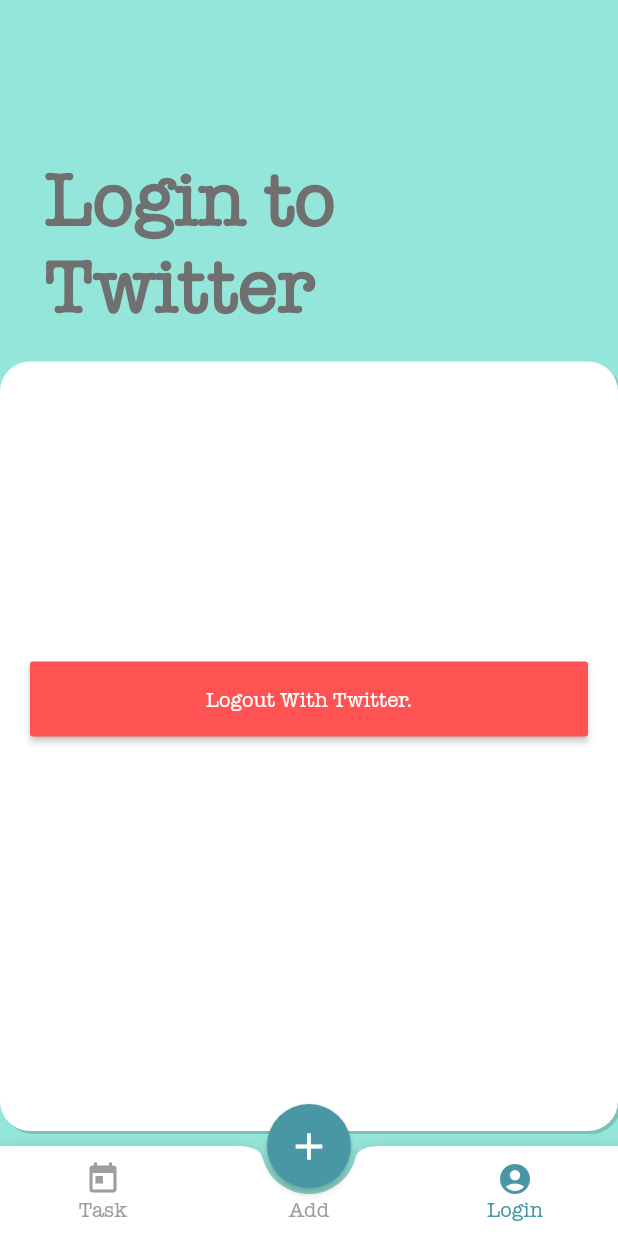
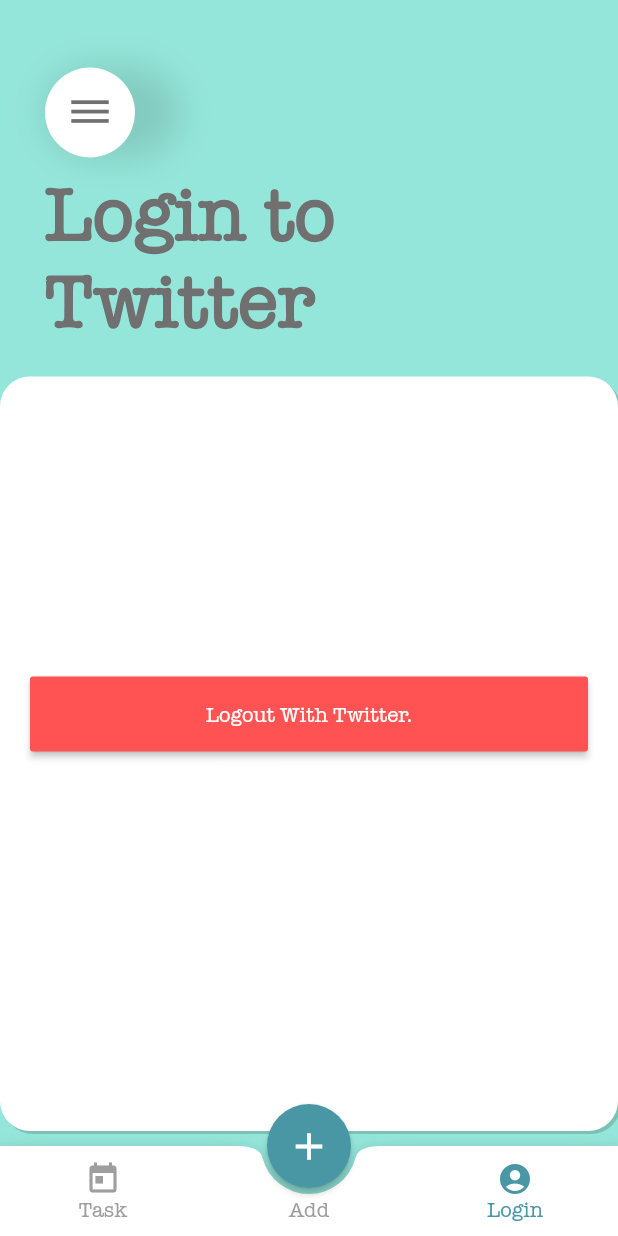
Before and after one commit to esh2n/twisk-flutter, a Flutter app: the screen it shows after launch, after a tap on "Login", on a phone screen of 412 x 824 dp. Run offline on Flutter 3.47's test engine with Material 2 defaults, Android fonts, the phone set to English and light mode, and no system bars; our stand-ins replace firebase_auth, sqflite, synchronized, webview_flutter; missing offline and left inert: flutter_statusbarcolor, twitter_api, twitter_oauth; accounts and stored records are empty.

Commit message:
modified some route func

```diff
--- a/lib/models/task_data.dart
+++ b/lib/models/task_data.dart
@@ -13,6 +13,7 @@ class TaskData extends ChangeNotifier {
   List<Task> monthlyTaskList;
   List<Task> yearlyTaskList;
   int selectedTask = 0;
+  int selectedIndex = 0;
 
   // void toggleColorMode() {
   //   isDarkMode = !isDarkMode;
@@ -108,6 +109,11 @@ class TaskData extends ChangeNotifier {
     notifyListeners();
   }
 
+  changeSelectedIndex(int index) {
+    this.selectedIndex = index;
+    notifyListeners();
+  }
+
   void delete(BuildContext context, Task task, int index) async {
     int result = await databaseHelper.deleteTask(task.id, index);
     if (result != 0) {
--- a/lib/models/user_data.dart
+++ b/lib/models/user_data.dart
@@ -1,10 +1,6 @@
-import 'package:firebase_auth/firebase_auth.dart';
-import 'package:provider/provider.dart';
 import 'package:flutter/material.dart';
-import 'package:twisk/models/task.dart';
 import 'dart:collection';
 import 'package:twisk/models/user.dart';
-
 import 'package:sqflite/sqflite.dart';
 import 'package:twisk/util/database_helper.dart';
 import 'dart:async';
--- a/lib/parts/fab_bottom_app_bar.dart
+++ b/lib/parts/fab_bottom_app_bar.dart
@@ -1,4 +1,6 @@
 import 'package:flutter/material.dart';
+import 'package:provider/provider.dart';
+import 'package:twisk/models/task_data.dart';
 
 class FABBottomAppBarItem {
   FABBottomAppBarItem({this.iconData, this.text});
@@ -41,7 +43,9 @@ class FABBottomAppBarState extends State<FABBottomAppBar> {
     widget.onTabSelected(index);
     setState(() {
       _selectedIndex = index;
+      print("updated: ${_selectedIndex}");
     });
+    Provider.of<TaskData>(context).changeSelectedTask(_selectedIndex);
   }
 
   @override
@@ -90,7 +94,9 @@ class FABBottomAppBarState extends State<FABBottomAppBar> {
     int index,
     ValueChanged<int> onPressed,
   }) {
-    Color color = _selectedIndex == index ? widget.selectedColor : widget.color;
+    Color color = Provider.of<TaskData>(context).selectedIndex == index
+        ? widget.selectedColor
+        : widget.color;
     return Expanded(
       child: SizedBox(
         height: widget.height,
--- a/lib/screens/task_screen_task.dart
+++ b/lib/screens/task_screen_task.dart
@@ -3,7 +3,6 @@ import 'package:flutter/material.dart';
 import 'package:provider/provider.dart';
 import 'package:twisk/colors.dart';
 import 'package:twisk/models/task.dart';
-import 'package:twisk/models/user.dart';
 import 'package:twisk/util/database_helper.dart';
 import 'package:twisk/models/task_data.dart';
 import 'package:twisk/screens/add_task_screen.dart';
--- a/lib/screens/tasks_screen.dart
+++ b/lib/screens/tasks_screen.dart
@@ -18,7 +18,7 @@ class TasksScreen extends StatefulWidget {
 
 class _TasksScreenState extends State<TasksScreen> {
   DatabaseHelper databaseHelper = DatabaseHelper();
-  int selectedIndex = 0;
+  // int selectedIndex = 0;
 
   void initiarize(BuildContext context) {
     Provider.of<TaskData>(context).initializeData();
@@ -54,7 +54,12 @@ class _TasksScreenState extends State<TasksScreen> {
         notchedShape: CircularNotchedRectangle(),
         onTabSelected: (index) {
           setState(() {
-            selectedIndex = index;
+            Provider.of<TaskData>(context).changeSelectedIndex(index);
+            if (Provider.of<UserData>(context).userListCount > 0) {
+              // postTwitterRequest(
+              //     Provider.of<UserData>(context).userList[0].oauthToken,
+              //     Provider.of<UserData>(context).userList[0].oauthTokenSecret);
+            }
           });
         },
         items: [
@@ -132,6 +137,7 @@ class _TasksScreenState extends State<TasksScreen> {
                 ),
                 onTap: () {
                   Provider.of<TaskData>(context).changeSelectedTask(0);
+                  Provider.of<TaskData>(context).changeSelectedIndex(0);
                   Navigator.pop(context, true);
                 },
               ),
@@ -148,6 +154,8 @@ class _TasksScreenState extends State<TasksScreen> {
                 ),
                 onTap: () {
                   Provider.of<TaskData>(context).changeSelectedTask(1);
+                  Provider.of<TaskData>(context).changeSelectedIndex(0);
+
                   Navigator.pop(context, true);
                 },
               ),
@@ -164,6 +172,8 @@ class _TasksScreenState extends State<TasksScreen> {
                 ),
                 onTap: () {
                   Provider.of<TaskData>(context).changeSelectedTask(2);
+                  Provider.of<TaskData>(context).changeSelectedIndex(0);
+
                   Navigator.pop(context, true);
                 },
               ),
@@ -180,6 +190,8 @@ class _TasksScreenState extends State<TasksScreen> {
                 ),
                 onTap: () {
                   Provider.of<TaskData>(context).changeSelectedTask(3);
+                  Provider.of<TaskData>(context).changeSelectedIndex(0);
+
                   Navigator.pop(context, true);
                 },
               ),
@@ -233,7 +245,7 @@ class _TasksScreenState extends State<TasksScreen> {
   }
 
   Widget _buildChild() {
-    if (this.selectedIndex == 1) {
+    if (Provider.of<TaskData>(context).selectedIndex == 1) {
       return TwitterOauthPage();
     } else {
       return TaskScreenTask();
--- a/lib/util/database_helper.dart
+++ b/lib/util/database_helper.dart
@@ -26,6 +26,8 @@ class DatabaseHelper {
   String colScreenName = 'screen_name';
   String colPhotoURL = 'photo_url';
   String colUserId = 'user_id';
+  String colOauthToken = 'oauth_token';
+  String colOauthTokenSecret = 'oauth_token_secret';
 
   String colorTable = 'colorTable';
   String colColorMode = 'color';
@@ -78,7 +80,7 @@ class DatabaseHelper {
       );
       print("[Created UserSetting Table]");
       await txn.execute(
-        'CREATE TABLE $userSettingTable($colId INTEGER PRIMARY KEY AUTOINCREMENT, $colDisplayName TEXT, $colScreenName TEXT, $colPhotoURL TEXT, $colUserId TEXT, $colDate TEXT)',
+        'CREATE TABLE $userSettingTable($colId INTEGER PRIMARY KEY AUTOINCREMENT, $colDisplayName TEXT, $colScreenName TEXT, $colPhotoURL TEXT, $colUserId TEXT, $colDate TEXT, $colOauthToken TEXT, $colOauthTokenSecret TEXT)',
       );
       print("[Created ColorSetting Table]");
       await txn.execute(
--- a/lib/util/twitterLogin.dart
+++ b/lib/util/twitterLogin.dart
@@ -4,19 +4,16 @@ import 'package:provider/provider.dart';
 import 'package:twisk/models/user.dart';
 import 'package:twitter_oauth/twitter_oauth.dart';
 import 'package:webview_flutter/webview_flutter.dart';
-
 import 'package:twisk/screens/tasks_screen.dart';
 import 'package:twisk/colors.dart';
 import 'dart:async';
 import 'package:twisk/util/database_helper.dart';
-
 import 'package:twisk/apikey.dart';
 import 'package:intl/intl.dart';
 import 'package:twisk/models/user_data.dart';
 
 class TwitterOauthPage extends StatefulWidget {
   const TwitterOauthPage({Key key}) : super(key: key);
-
   @override
   _TwitterOauthPageState createState() => _TwitterOauthPageState();
 }
@@ -48,8 +45,45 @@ class _TwitterOauthPageState extends State<TwitterOauthPage> {
               child: Column(
                 crossAxisAlignment: CrossAxisAlignment.start,
                 children: <Widget>[
+                  Container(
+                    decoration: BoxDecoration(
+                        borderRadius: BorderRadius.circular(48.0),
+                        boxShadow: [
+                          new BoxShadow(color: Colors.black12, blurRadius: 20.0)
+                        ]),
+                    child: Stack(
+                      alignment: Alignment.center,
+                      children: <Widget>[
+                        Container(
+                          margin: EdgeInsets.only(right: 30),
+                          child: CircleAvatar(
+                            child: Icon(
+                              Icons.dehaze,
+                              size: 30.0,
+                              color: getTextColor(_isDarkMode),
+                            ),
+                            backgroundColor: getTopButtonColor(_isDarkMode),
+                            radius: 30.0,
+                          ),
+                        ),
+                        Container(
+                          width: 60,
+                          height: 60,
+                          margin: EdgeInsets.only(right: 30),
+                          child: RawMaterialButton(
+                            onPressed: () {
+                              Scaffold.of(context).openDrawer();
+                              Provider.of<UserData>(context).updateUserList();
+                            },
+                            shape: new CircleBorder(),
+                            elevation: 0.0,
+                          ),
+                        )
+                      ],
+                    ),
+                  ),
                   SizedBox(
-                    height: 60.0,
+                    height: 10.0,
                   ),
                   Text(
                     'Login to Twitter',
@@ -257,8 +291,12 @@ class _TwitterWebViewState extends State<TwitterWebView> {
     final screenName = oauthToken["screen_name"];
     final photoURL = firebaseUser.photoUrl;
     final userId = oauthToken["user_id"];
+    final userOauthToken = oauthToken["oauth_token"];
+    final userOauthTokenSecret = oauthToken["oauth_token_secret"];
+
     final date = DateFormat.yMMMd().format(DateTime.now());
-    User userData = User(displayName, screenName, photoURL, userId, date);
+    User userData = User(displayName, screenName, photoURL, userId, date,
+        userOauthToken, userOauthTokenSecret);
     DatabaseHelper helper = DatabaseHelper();
     print("called insert method");
     await helper.insertUserData(userData).then((value) {
```
Also changed, not shown: lib/models/user.dart (+39 -34 lines), lib/widgets/task_tile.dart (deleted, +0 -53 lines), lib/widgets/tasks.dart (deleted, +0 -31 lines).
